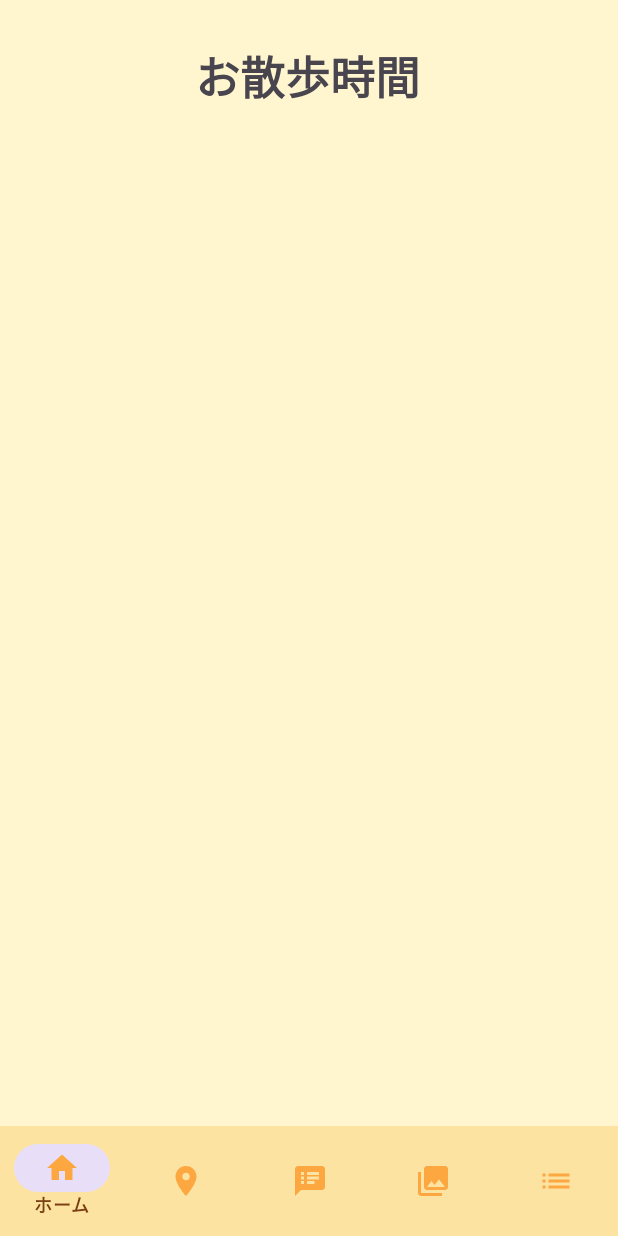
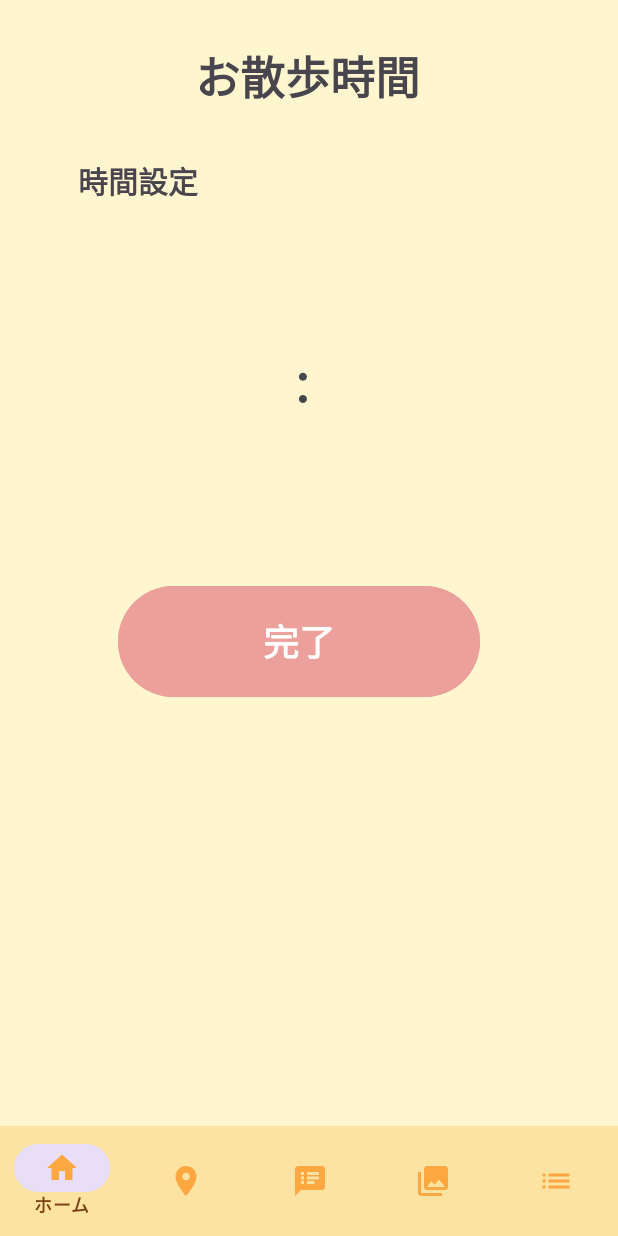
Before and after one commit to ymdsi/WandaForDays, an Android app: the fragment WalktimeFragment placed in its activity, on a phone screen of 412 x 824 dp. Run offline under Robolectric (Android 15) with nearby library versions, the phone set to English and light mode, and no system bars.

Commit message:
お散歩時間（仮）

```diff
--- a/app/src/main/res/layout/fragment_walktime.xml
+++ b/app/src/main/res/layout/fragment_walktime.xml
@@ -8,7 +8,7 @@
 
 
     <TextView
-        android:id="@+id/Text_profile"
+        android:id="@+id/Text_Walk_Time"
         android:layout_width="wrap_content"
         android:layout_height="wrap_content"
         android:layout_marginTop="28dp"
@@ -19,4 +19,42 @@
         app:layout_constraintHorizontal_bias="0.497"
         app:layout_constraintStart_toStartOf="parent"
         app:layout_constraintTop_toTopOf="parent" />
+
+    <TextView
+        android:id="@+id/Text_Time_Setting"
+        android:layout_width="98dp"
+        android:layout_height="47dp"
+        android:layout_marginStart="52dp"
+        android:layout_marginTop="32dp"
+        android:text="時間設定"
+        android:textSize="20dp"
+        android:textStyle="bold"
+        app:layout_constraintStart_toStartOf="parent"
+        app:layout_constraintTop_toBottomOf="@+id/Text_Walk_Time" />
+
+    <TextView
+        android:id="@+id/Text_dot"
+        android:layout_width="wrap_content"
+        android:layout_height="wrap_content"
+        android:layout_marginTop="160dp"
+        android:layout_marginEnd="188dp"
+        android:text="："
+        android:textSize="30dp"
+        android:textStyle="bold"
+        app:layout_constraintEnd_toEndOf="parent"
+        app:layout_constraintTop_toBottomOf="@+id/Text_Walk_Time" />
+
+    <Button
+        android:id="@+id/button2"
+        android:layout_width="241dp"
+        android:layout_height="82dp"
+        android:layout_marginTop="108dp"
+        android:layout_marginEnd="92dp"
+        android:backgroundTint="@color/pink"
+        android:text="完了"
+        android:textSize="24dp"
+        android:textStyle="bold"
+        app:layout_constraintEnd_toEndOf="parent"
+        app:layout_constraintTop_toBottomOf="@+id/Text_dot" />
+
 </androidx.constraintlayout.widget.ConstraintLayout>
```
